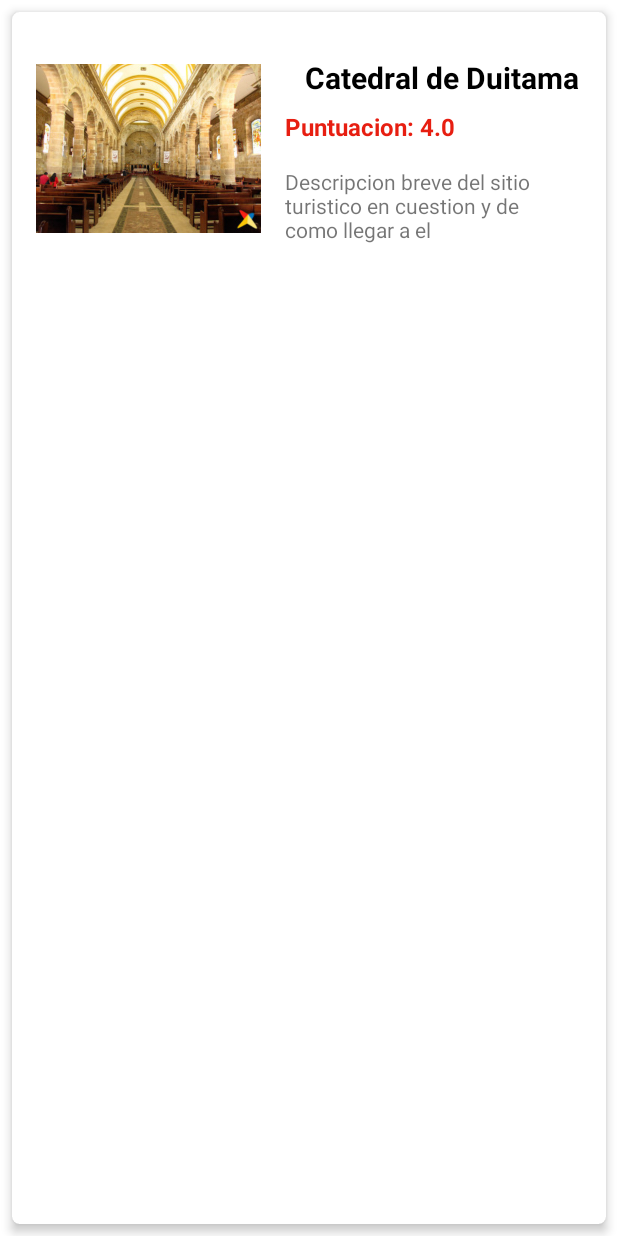
After one commit to monoedi15/Boyatrip, an Android app: the layout card_view_lugar_item.xml on its own in the app's theme, with its tools: preview values and no code run, on a phone screen of 412 x 824 dp. The commit adds this screen. Run offline under Robolectric (Android 15) with nearby library versions, the phone set to English and light mode, and no system bars.

Commit message:
SE CREA BASE PARA CARDVIEW

```diff
--- a/app/src/main/AndroidManifest.xml
+++ b/app/src/main/AndroidManifest.xml
@@ -10,8 +10,8 @@
         android:supportsRtl="true"
         android:theme="@style/Theme.Boyatrip">
         <activity
-            android:name=".RegistroLugares"
-            android:exported="true" >
+            android:name=".ListLugaresActivity"
+            android:exported="true">
             <intent-filter>
                 <action android:name="android.intent.action.MAIN" />
 
@@ -19,10 +19,12 @@
             </intent-filter>
         </activity>
         <activity
+            android:name=".RegistroLugares"
+            android:exported="true">
+        </activity>
+        <activity
             android:name=".MainActivity"
-            android:exported="true">
-
-        </activity>
+            android:exported="true"></activity>
     </application>
 
 </manifest>
--- /dev/null
+++ b/app/src/main/java/com/orange/boyatrip/ListLugaresActivity.kt
@@ -0,0 +1,11 @@
+package com.orange.boyatrip
+
+import androidx.appcompat.app.AppCompatActivity
+import android.os.Bundle
+
+class ListLugaresActivity : AppCompatActivity() {
+    override fun onCreate(savedInstanceState: Bundle?) {
+        super.onCreate(savedInstanceState)
+        setContentView(R.layout.activity_list_lugares)
+    }
+}
--- /dev/null
+++ b/app/src/main/res/layout/activity_list_lugares.xml
@@ -0,0 +1,9 @@
+<?xml version="1.0" encoding="utf-8"?>
+<androidx.constraintlayout.widget.ConstraintLayout xmlns:android="http://schemas.android.com/apk/res/android"
+    xmlns:app="http://schemas.android.com/apk/res-auto"
+    xmlns:tools="http://schemas.android.com/tools"
+    android:layout_width="match_parent"
+    android:layout_height="match_parent"
+    tools:context=".ListLugaresActivity">
+
+</androidx.constraintlayout.widget.ConstraintLayout>
--- /dev/null
+++ b/app/src/main/res/layout/card_view_lugar_item.xml
@@ -0,0 +1,72 @@
+<?xml version="1.0" encoding="utf-8"?>
+<androidx.constraintlayout.widget.ConstraintLayout xmlns:android="http://schemas.android.com/apk/res/android"
+    xmlns:app="http://schemas.android.com/apk/res-auto"
+    xmlns:tools="http://schemas.android.com/tools"
+    android:layout_width="match_parent"
+    android:layout_height="match_parent">
+
+    <androidx.cardview.widget.CardView
+        android:layout_width="0dp"
+        android:layout_height="0dp"
+        android:layout_marginStart="8dp"
+        android:layout_marginTop="8dp"
+        android:layout_marginEnd="8dp"
+        android:layout_marginBottom="8dp"
+        app:cardCornerRadius="5dp"
+        app:cardElevation="4dp"
+        app:layout_constraintBottom_toBottomOf="parent"
+        app:layout_constraintEnd_toEndOf="parent"
+        app:layout_constraintStart_toStartOf="parent"
+        app:layout_constraintTop_toTopOf="parent" >
+
+        <androidx.constraintlayout.widget.ConstraintLayout
+            android:layout_width="match_parent"
+            android:layout_height="match_parent">
+
+            <ImageView
+                android:id="@+id/imageView3"
+                android:layout_width="150dp"
+                android:layout_height="150dp"
+                android:layout_marginStart="16dp"
+                android:layout_marginTop="16dp"
+                app:layout_constraintStart_toStartOf="parent"
+                app:layout_constraintTop_toTopOf="parent"
+                app:srcCompat="@drawable/catedral" />
+
+            <TextView
+                android:id="@+id/textView"
+                style="@style/Title_Place"
+                android:layout_width="wrap_content"
+                android:layout_height="wrap_content"
+                android:layout_marginTop="30dp"
+                android:text="@string/catedral"
+                android:textSize="20sp"
+                app:layout_constraintEnd_toEndOf="parent"
+                app:layout_constraintHorizontal_bias="0.619"
+                app:layout_constraintStart_toEndOf="@+id/imageView3"
+                app:layout_constraintTop_toTopOf="parent" />
+
+            <TextView
+                android:id="@+id/textView2"
+                style="@style/Text_Subtitles"
+                android:layout_width="wrap_content"
+                android:layout_height="wrap_content"
+                android:layout_marginStart="16dp"
+                android:layout_marginTop="8dp"
+                android:text="@string/Puntuacion"
+                android:textSize="16sp"
+                app:layout_constraintStart_toEndOf="@+id/imageView3"
+                app:layout_constraintTop_toBottomOf="@+id/textView" />
+
+            <TextView
+                android:id="@+id/textView6"
+                android:layout_width="177dp"
+                android:layout_height="60dp"
+                android:layout_marginStart="16dp"
+                android:layout_marginTop="16dp"
+                android:text="@string/DespricionPO1"
+                app:layout_constraintStart_toEndOf="@+id/imageView3"
+                app:layout_constraintTop_toBottomOf="@+id/textView2" />
+        </androidx.constraintlayout.widget.ConstraintLayout>
+    </androidx.cardview.widget.CardView>
+</androidx.constraintlayout.widget.ConstraintLayout>
--- a/app/src/main/res/values/strings.xml
+++ b/app/src/main/res/values/strings.xml
@@ -11,4 +11,7 @@
     <string name="registrar">registrar</string>
     <string name="estatura">Estatura</string>
     <string name="info">"Nombre: %s, Estatura: %f"</string>
+    <string name="catedral">Catedral de Duitama</string>
+    <string name="Puntuacion">Puntuacion: 4.0</string>
+    <string name="DespricionPO1">Descripcion breve del sitio turistico en cuestion y de como llegar a el</string>
 </resources>
```
Also changed, not shown: app/src/main/res/drawable/catedral.jpg (added), app/src/main/res/drawable/iglesiaTrinidad.jpg (added), app/src/main/res/drawable/paramoAzucar.jpg (added), app/src/main/res/drawable/paramoRusia.png (added), app/src/main/res/drawable/plazaLibertadores.jpg (added), app/src/main/res/drawable/pueblitoBoyacense.jpg (added), app/src/main/res/drawable/zarza.jpg (added).
